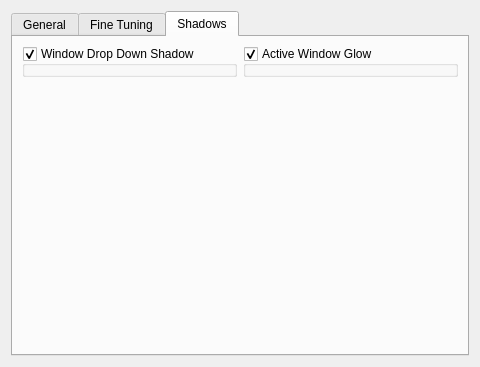
Before: the Qt Designer form kstyles/oxygen/config/ui/oxygendecorationconfigwidget.ui in mgottschlag/kwin-tiling, drawn with Qt 5.
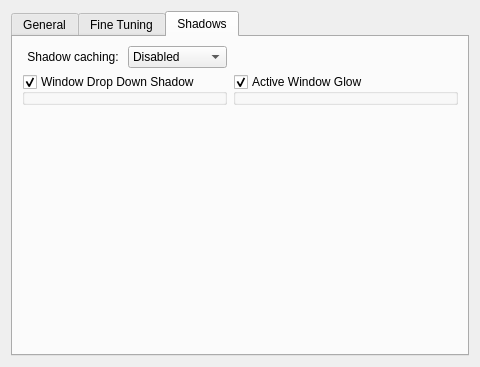
After: the same form once the commit is applied. The open tabs and pages were chosen to show the change. Custom widgets are drawn as their Qt base class.

Commit message: added 'shadow cache mode' to decoration expert config

The edit to the form file:
```diff
--- a/kstyles/oxygen/config/ui/oxygendecorationconfigwidget.ui
+++ b/kstyles/oxygen/config/ui/oxygendecorationconfigwidget.ui
@@ -329,6 +329,48 @@
       </attribute>
       <layout class="QGridLayout" name="gridLayout_3">
        <item row="0" column="0">
+        <widget class="QLabel" name="label_3">
+         <property name="text">
+          <string>Shadow caching: </string>
+         </property>
+         <property name="alignment">
+          <set>Qt::AlignRight|Qt::AlignTrailing|Qt::AlignVCenter</set>
+         </property>
+        </widget>
+       </item>
+       <item row="0" column="1">
+        <widget class="KComboBox" name="shadowCacheMode_">
+         <item>
+          <property name="text">
+           <string>Disabled</string>
+          </property>
+         </item>
+         <item>
+          <property name="text">
+           <string>Default</string>
+          </property>
+         </item>
+         <item>
+          <property name="text">
+           <string>Full</string>
+          </property>
+         </item>
+        </widget>
+       </item>
+       <item row="0" column="2">
+        <spacer name="horizontalSpacer_5">
+         <property name="orientation">
+          <enum>Qt::Horizontal</enum>
+         </property>
+         <property name="sizeHint" stdset="0">
+          <size>
+           <width>239</width>
+           <height>20</height>
+          </size>
+         </property>
+        </spacer>
+       </item>
+       <item row="1" column="0" colspan="2">
         <widget class="QGroupBox" name="inactiveShadowConfiguration_">
          <property name="title">
           <string>Window Drop Down Shadow </string>
@@ -338,7 +380,7 @@
          </property>
         </widget>
        </item>
-       <item row="0" column="1">
+       <item row="1" column="2">
         <widget class="QGroupBox" name="activeShadowConfiguration_">
          <property name="title">
           <string>Active Window Glow</string>
@@ -348,7 +390,7 @@
          </property>
         </widget>
        </item>
-       <item row="1" column="0">
+       <item row="2" column="0">
         <spacer name="verticalSpacer_3">
          <property name="orientation">
           <enum>Qt::Vertical</enum>
```
The commit also changes 3 other files.
